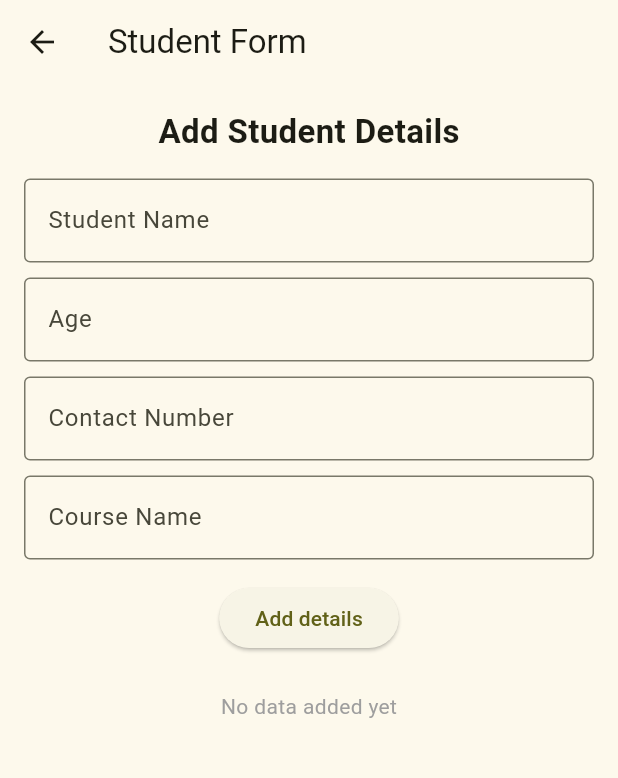
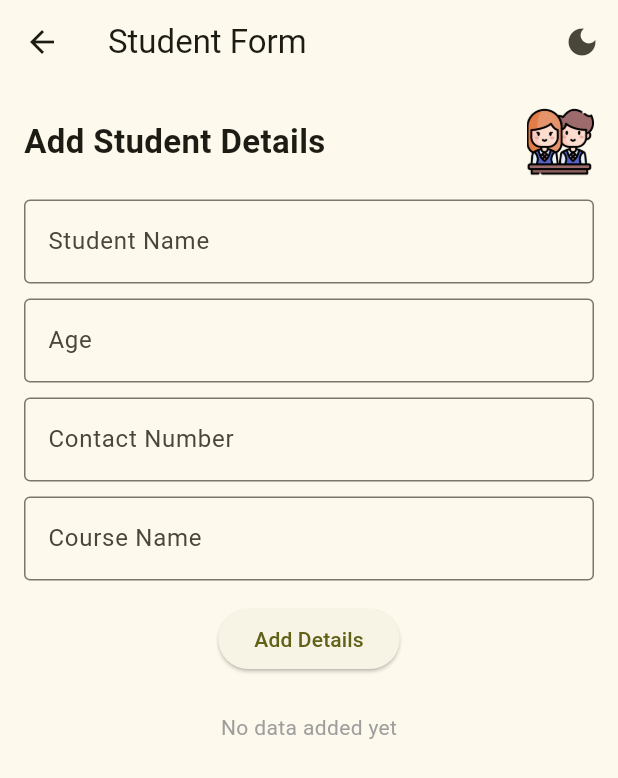
Before and after one commit to PriyanshuKajidwar17/Flutter_app, a Flutter app: the screen it shows after launch, after a tap on the "arrow forward" icon, on a phone screen of 412 x 824 dp. Shown: the top 778 px of the screen. Run offline on Flutter 3.47's test engine with Material 3 defaults, Android fonts, the phone set to English and light mode, and no system bars; our stand-ins replace carousel_slider, shared_preferences.

Commit message:
Your commit message here

```diff
--- a/lib/main.dart
+++ b/lib/main.dart
@@ -1,8 +1,6 @@
 import 'package:flutter/material.dart';
+import 'nevigator.dart';
 import 'package:carousel_slider/carousel_slider.dart';
-
-//import 'package:flutter/material.dart';
-import 'nevigator.dart';
 
 void main() {
   runApp(const MyApp());
@@ -11,15 +9,31 @@ void main() {
 class MyApp extends StatelessWidget {
   const MyApp({super.key});
 
+  // Global theme controller
+  static final ValueNotifier<ThemeMode> themeNotifier =
+  ValueNotifier(ThemeMode.light);
+
   @override
   Widget build(BuildContext context) {
+    return ValueListenableBuilder<ThemeMode>(
+      valueListenable: themeNotifier,
+      builder: (_, ThemeMode currentMode, __) {
         return MaterialApp(
           debugShowCheckedModeBanner: false,
           title: 'Flutter Demo',
           theme: ThemeData(
+            brightness: Brightness.light,
             colorScheme: ColorScheme.fromSeed(seedColor: Colors.yellowAccent),
           ),
+          darkTheme: ThemeData(
+            brightness: Brightness.dark,
+            colorScheme: ColorScheme.fromSeed(
+                seedColor: Colors.yellowAccent, brightness: Brightness.dark),
+          ),
+          themeMode: currentMode,
           home: const MyHomePage(title: 'My App'),
+        );
+      },
     );
   }
 }
@@ -41,30 +55,20 @@ class _MyHomePageState extends State<MyHomePage> {
     'assets/images/pri4.jpg',
   ];
 
-
   void _decrementCounter() {
-    if (_counter > 0) {
-      setState(() {
-        _counter--;
-      });
-    }
+    if (_counter > 0) setState(() => _counter--);
   }
 
-
   void _incrementCounter() {
-    setState(() {
-      _counter++;
-    });
+    setState(() => _counter++);
   }
-  /*
-*/
 
   @override
   Widget build(BuildContext context) {
     return Scaffold(
       appBar: AppBar(
+        title: Text(widget.title),
         backgroundColor: Theme.of(context).colorScheme.inversePrimary,
-        title: Text(widget.title),
         actions: [
           IconButton(
             icon: const Icon(Icons.arrow_forward),
@@ -73,35 +77,42 @@ class _MyHomePageState extends State<MyHomePage> {
               Navigator.push(
                 context,
                 MaterialPageRoute(
-                  builder: (context) => const NextPage(),
+                  builder: (context) => NextPageWithTheme(
+                    themeModeNotifier: MyApp.themeNotifier,
+                  ),
                 ),
               );
             },
           ),
+          // Theme Toggle
+          IconButton(
+            icon: Icon(MyApp.themeNotifier.value == ThemeMode.light
+                ? Icons.dark_mode
+                : Icons.light_mode),
+            onPressed: () {
+              MyApp.themeNotifier.value =
+              MyApp.themeNotifier.value == ThemeMode.light
+                  ? ThemeMode.dark
+                  : ThemeMode.light;
+            },
+          ),
         ],
       ),
-
       body: Column(
-        mainAxisAlignment: MainAxisAlignment.start,
-        crossAxisAlignment: CrossAxisAlignment.center,// doubt part when i comment out then also same result showing
         children: [
-          const SizedBox(height: 30), // space from top
-
+          const SizedBox(height: 30),
           const SizedBox(
             width: double.infinity,
             child: Text(
               'Buddy you have pushed button',
               textAlign: TextAlign.center,
-              style: TextStyle(fontSize: 18),//one-peace.jpg
+              style: TextStyle(fontSize: 18),
             ),
           ),
-
           Text(
             '$_counter',
             style: Theme.of(context).textTheme.headlineMedium,
           ),
-          // Centered Image
-          // Centered Image
           Expanded(
             child: Center(
               child: CarouselSlider(
@@ -125,18 +136,8 @@ class _MyHomePageState extends State<MyHomePage> {
               ),
             ),
           ),
-
-
-
-
-
-          // Text(
-          //   '$_counter',
-          //   style: Theme.of(context).textTheme.headlineMedium,
-          // ),
         ],
       ),
-
       floatingActionButton: Row(
         mainAxisAlignment: MainAxisAlignment.spaceBetween,
         children: [
@@ -145,12 +146,15 @@ class _MyHomePageState extends State<MyHomePage> {
             child: FloatingActionButton(
               onPressed: _counter == 0 ? null : _decrementCounter,
               tooltip: 'Decrement',
+              backgroundColor:
+              _counter == 0 ? Colors.grey : Theme.of(context).primaryColor,
               child: const Icon(Icons.remove),
             ),
           ),
           FloatingActionButton(
             onPressed: _incrementCounter,
             tooltip: 'Increment',
+            backgroundColor: Theme.of(context).colorScheme.primary,
             child: const Icon(Icons.add),
           ),
         ],
--- a/lib/nevigator.dart
+++ b/lib/nevigator.dart
@@ -1,23 +1,51 @@
+import 'dart:convert';
 import 'package:flutter/material.dart';
+import 'package:shared_preferences/shared_preferences.dart';
 
-class NextPage extends StatefulWidget {
-  const NextPage({super.key});
+class NextPageWithTheme extends StatefulWidget {
+  final ValueNotifier<ThemeMode> themeModeNotifier;
+  const NextPageWithTheme({super.key, required this.themeModeNotifier});
 
   @override
-  State<NextPage> createState() => _NextPageState();
+  State<NextPageWithTheme> createState() => _NextPageWithThemeState();
 }
 
-class _NextPageState extends State<NextPage> {
+class _NextPageWithThemeState extends State<NextPageWithTheme> {
   final _formKey = GlobalKey<FormState>();
 
-  final TextEditingController nameController = TextEditingController();
-  final TextEditingController ageController = TextEditingController();
-  final TextEditingController contactController = TextEditingController();
-  final TextEditingController courseController = TextEditingController();
+  final nameController = TextEditingController();
+  final ageController = TextEditingController();
+  final contactController = TextEditingController();
+  final courseController = TextEditingController();
 
-  final List<Map<String, String>> students = [];
+  List<Map<String, String>> students = [];
 
-  void _addStudent() {
+  @override
+  void initState() {
+    super.initState();
+    _loadStudents(); // Load saved data
+  }
+
+  Future<void> _saveStudents() async {
+    final prefs = await SharedPreferences.getInstance();
+    await prefs.setStringList(
+      'students',
+      students.map((e) => jsonEncode(e)).toList(),
+    );
+  }
+
+  Future<void> _loadStudents() async {
+    final prefs = await SharedPreferences.getInstance();
+    final list = prefs.getStringList('students');
+    if (list != null) {
+      setState(() {
+        students =
+            list.map((e) => Map<String, String>.from(jsonDecode(e))).toList();
+      });
+    }
+  }
+
+  void _addStudent() async {
     if (_formKey.currentState!.validate()) {
       setState(() {
         students.add({
@@ -27,8 +55,7 @@ class _NextPageState extends State<NextPage> {
           'course': courseController.text,
         });
       });
-
-      // Clear fields
+      await _saveStudents();
       nameController.clear();
       ageController.clear();
       contactController.clear();
@@ -36,23 +63,53 @@ class _NextPageState extends State<NextPage> {
     }
   }
 
+  void _deleteStudent(int index) async {
+    setState(() {
+      students.removeAt(index);
+    });
+    await _saveStudents();
+  }
+
   @override
   Widget build(BuildContext context) {
     return Scaffold(
       appBar: AppBar(
         title: const Text("Student Form"),
+        actions: [
+          IconButton(
+            icon: Icon(widget.themeModeNotifier.value == ThemeMode.light
+                ? Icons.dark_mode
+                : Icons.light_mode),
+            onPressed: () {
+              widget.themeModeNotifier.value =
+              widget.themeModeNotifier.value == ThemeMode.light
+                  ? ThemeMode.dark
+                  : ThemeMode.light;
+            },
+          ),
+        ],
       ),
       body: SingleChildScrollView(
         padding: const EdgeInsets.all(16),
         child: Column(
           children: [
+            /// Header with Logo
+            Row(
+              mainAxisAlignment: MainAxisAlignment.spaceBetween,
+              children: [
                 const Text(
                   "Add Student Details",
                   style: TextStyle(fontSize: 22, fontWeight: FontWeight.bold),
                 ),
+                Image.asset(
+                  'assets/images/students.png',
+                  height: 45,
+                ),
+              ],
+            ),
             const SizedBox(height: 16),
 
-            /// -------- FORM --------
+            /// Form
             Form(
               key: _formKey,
               child: Column(
@@ -61,61 +118,62 @@ class _NextPageState extends State<NextPage> {
                     controller: nameController,
                     decoration: const InputDecoration(
                         labelText: "Student Name",
-                      border: OutlineInputBorder(),
-                    ),
+                        border: OutlineInputBorder()),
                     validator: (value) =>
-                    value!.isEmpty ? "Enter name" : null,
+                    value == null || value.length < 3
+                        ? "Enter valid name"
+                        : null,
                   ),
                   const SizedBox(height: 10),
-
                   TextFormField(
                     controller: ageController,
                     keyboardType: TextInputType.number,
                     decoration: const InputDecoration(
                         labelText: "Age",
-                      border: OutlineInputBorder(),
-                    ),
-                    validator: (value) =>
-                    value!.isEmpty ? "Enter age" : null,
+                        border: OutlineInputBorder()),
+                    validator: (value) {
+                      int? age = int.tryParse(value ?? "");
+                      if (age == null || age < 1 || age > 100) {
+                        return "Enter valid age (1-100)";
+                      }
+                      return null;
+                    },
                   ),
                   const SizedBox(height: 10),
-
                   TextFormField(
                     controller: contactController,
                     keyboardType: TextInputType.phone,
                     decoration: const InputDecoration(
                         labelText: "Contact Number",
-                      border: OutlineInputBorder(),
-                    ),
+                        border: OutlineInputBorder()),
                     validator: (value) =>
-                    value!.isEmpty ? "Enter contact number" : null,
+                    value == null || value.length != 10
+                        ? "Enter 10 digit number"
+                        : null,
                   ),
                   const SizedBox(height: 10),
-
                   TextFormField(
                     controller: courseController,
                     decoration: const InputDecoration(
                         labelText: "Course Name",
-                      border: OutlineInputBorder(),
-                    ),
+                        border: OutlineInputBorder()),
                     validator: (value) =>
-                    value!.isEmpty ? "Enter course name" : null,
+                    value == null || value.isEmpty
+                        ? "Course required"
+                        : null,
                   ),
                   const SizedBox(height: 15),
-
                   ElevatedButton(
                       onPressed: _addStudent,
-                    child: const Text("Add details"),
-                  ),
+                      child: const Text("Add Details")),
                 ],
               ),
             ),
-
             const SizedBox(height: 25),
 
-            /// -------- TABLE --------
-            if (students.isNotEmpty)
-              SingleChildScrollView(
+            /// Table
+            students.isNotEmpty
+                ? SingleChildScrollView(
               scrollDirection: Axis.horizontal,
               child: DataTable(
                 columns: const [
@@ -123,26 +181,30 @@ class _NextPageState extends State<NextPage> {
                   DataColumn(label: Text("Age")),
                   DataColumn(label: Text("Contact")),
                   DataColumn(label: Text("Course")),
+                  DataColumn(label: Text("Action")),
                 ],
-                  rows: students
-                      .map(
-                        (student) => DataRow(
+                rows: List.generate(
+                  students.length,
+                      (index) => DataRow(
                     cells: [
-                        DataCell(Text(student['name']!)),
-                        DataCell(Text(student['age']!)),
-                        DataCell(Text(student['contact']!)),
-                        DataCell(Text(student['course']!)),
+                      DataCell(Text(students[index]['name']!)),
+                      DataCell(Text(students[index]['age']!)),
+                      DataCell(Text(students[index]['contact']!)),
+                      DataCell(Text(students[index]['course']!)),
+                      DataCell(
+                        IconButton(
+                          icon: const Icon(Icons.delete,
+                              color: Colors.red),
+                          onPressed: () => _deleteStudent(index),
+                        ),
+                      ),
                     ],
                   ),
-                  )
-                      .toList(),
+                ),
               ),
             )
-            else
-              const Text(
-                "No data added yet",
-                style: TextStyle(color: Colors.grey),
-              ),
+                : const Text("No data added yet",
+                style: TextStyle(color: Colors.grey)),
           ],
         ),
       ),
--- a/pubspec.yaml
+++ b/pubspec.yaml
@@ -31,6 +31,8 @@ dependencies:
   flutter:
     sdk: flutter
   carousel_slider: ^5.1.1
+  shared_preferences: ^2.2.2
+
 
 
 
```
Also changed, not shown: assets/images/students.png (added), pubspec.lock, 2 other files. Lines whose indentation alone changed are shown as unchanged.
